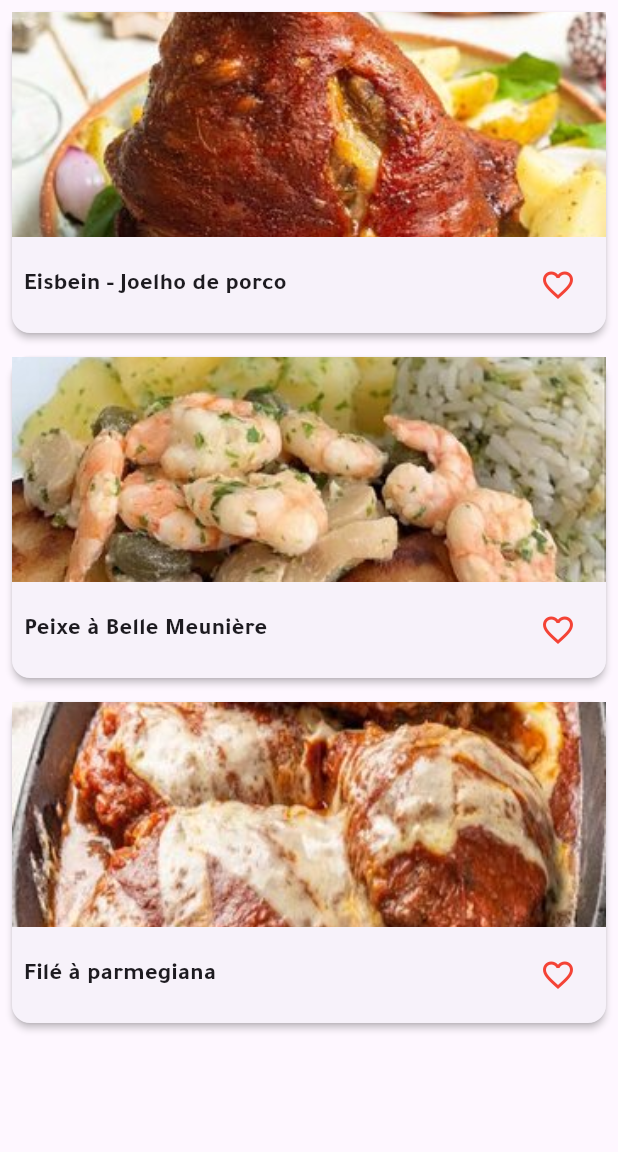
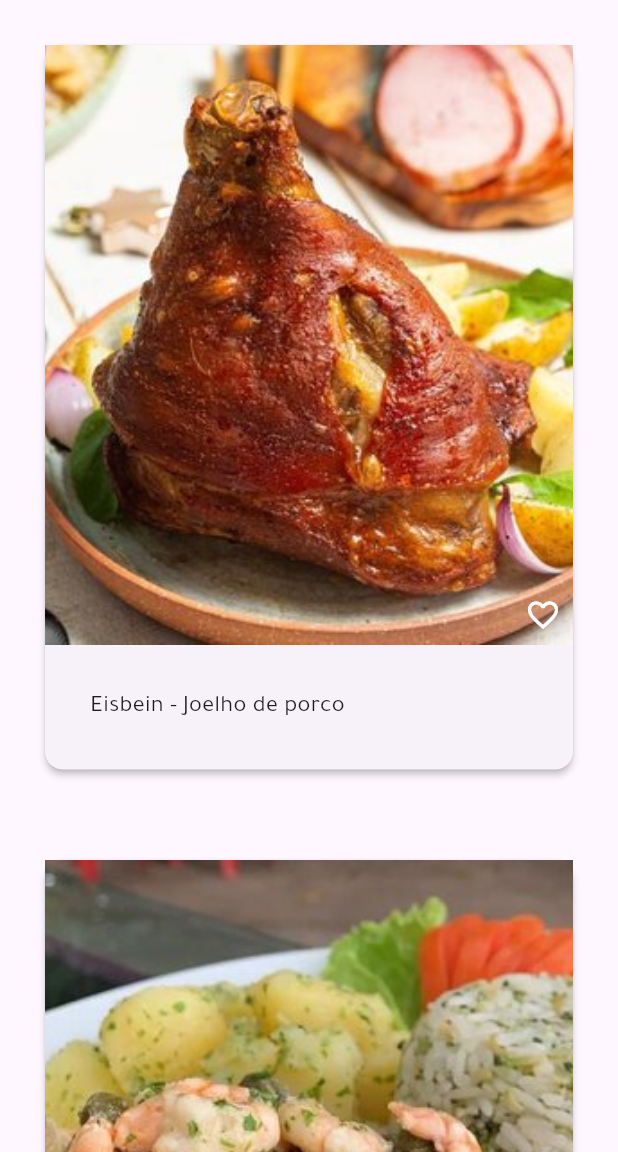
Before and after one commit to GustaPeruci/PAC---IV, a Flutter app: the screen it shows after launch, after a tap on "Entrar", on a phone screen of 412 x 824 dp, the part 84-1236 px from its top. Run offline on Flutter 3.47's test engine with Material 2 defaults, Android fonts, the phone set to English and light mode, and no system bars.

Commit message:
fix: ajustes na tela home
- Feita algumas alterações na tela home reorganizando os widgets e trabalhando com as cores
- Renomeada as variável de cores para ficar no padrão desse projeto

```diff
--- a/snackbook/lib/pages/home.dart
+++ b/snackbook/lib/pages/home.dart
@@ -1,5 +1,4 @@
 import 'package:flutter/material.dart';
-
 import '../colors.dart';
 
 class HomePage extends StatelessWidget {
@@ -29,7 +28,7 @@ class HomePage extends StatelessWidget {
       appBar: AppBar(
         title: Text('Snackbook'),
         centerTitle: true,
-        backgroundColor: kShrineGreen900,
+        backgroundColor: kSbGreen900,
         leading: IconButton(
           icon: Icon(Icons.list),
           onPressed: () {},
@@ -47,34 +46,35 @@ class HomePage extends StatelessWidget {
           final item = feedItems[index];
           return Card(
             elevation: 2.0,
-            margin: EdgeInsets.all(8.0),
+            margin: EdgeInsets.all(30.0),
             child: Column(
               children: [
-                Image.asset(
-                  item.image,
-                  width: double.infinity,
-                  height: 150.0,
-                  fit: BoxFit.cover,
+                Stack(
+                  children: [
+                    Image.asset(
+                      item.image,
+                      width: double.infinity,
+                      height: 400.0,
+                      fit: BoxFit.cover,
+                    ),
+                    Positioned(
+                      bottom: 8,
+                      right: 8,
+                      child: Icon(
+                        Icons.favorite_border,
+                        color: Colors.white,
+                      ),
+                    ),
+                  ],
                 ),
                 Padding(
-                  padding: const EdgeInsets.all(8.0),
+                  padding: const EdgeInsets.all(30.0),
                   child: Row(
                     mainAxisAlignment: MainAxisAlignment.spaceBetween,
                     children: [
                       Text(
                         item.title,
-                        style: TextStyle(
-                          fontSize: 16.0,
-                          fontWeight: FontWeight.bold,
-                        ),
-                      ),
-                      IconButton(
-                        icon: Icon(
-                          Icons.favorite_border,
-                          color: Colors.red,
-                          size: 24.0,
-                        ),
-                        onPressed: () {},
+                        style: TextStyle(fontSize: 16.0),
                       ),
                     ],
                   ),
--- a/snackbook/lib/pages/login.dart
+++ b/snackbook/lib/pages/login.dart
@@ -29,12 +29,12 @@ class LoginPageState extends State<LoginPage> {
                 TextField(
                   decoration: InputDecoration(
                     labelText: 'Nome de Usuário',
-                    labelStyle: TextStyle(color: kShrineGreen900),
+                    labelStyle: TextStyle(color: kSbGreen900),
                     focusedBorder: OutlineInputBorder(
-                      borderSide: BorderSide(color: kShrineGreen900),
+                      borderSide: BorderSide(color: kSbGreen900),
                     ),
                     enabledBorder: OutlineInputBorder(
-                      borderSide: BorderSide(color: kShrineGreen400),
+                      borderSide: BorderSide(color: kSbGreen400),
                     ),
                     border: OutlineInputBorder(
                       borderRadius: BorderRadius.circular(10.0),
@@ -45,12 +45,12 @@ class LoginPageState extends State<LoginPage> {
                 TextField(
                   decoration: InputDecoration(
                     labelText: 'Senha',
-                    labelStyle: TextStyle(color: kShrineGreen900),
+                    labelStyle: TextStyle(color: kSbGreen900),
                     focusedBorder: OutlineInputBorder(
-                      borderSide: BorderSide(color: kShrineGreen900),
+                      borderSide: BorderSide(color: kSbGreen900),
                     ),
                     enabledBorder: OutlineInputBorder(
-                      borderSide: BorderSide(color: kShrineGreen400),
+                      borderSide: BorderSide(color: kSbGreen400),
                     ),
                     border: OutlineInputBorder(
                       borderRadius: BorderRadius.circular(10.0),
@@ -66,15 +66,16 @@ class LoginPageState extends State<LoginPage> {
                       onPressed: () {
                         Navigator.of(context).pushReplacementNamed('/');
                       },
-                      child: const Text('Entrar',
-                        style: TextStyle(color: kShrineGreen50),
+                      child: const Text(
+                        'Entrar',
+                        style: TextStyle(color: kSbGreen50),
                       ),
                       style: ElevatedButton.styleFrom(
                         elevation: 8.0,
                         shape: const RoundedRectangleBorder(
                           borderRadius: BorderRadius.all(Radius.circular(20.0)),
                         ),
-                        backgroundColor: kShrineGreen900,
+                        backgroundColor: kSbGreen900,
                       ),
                     ),
                     SizedBox(
@@ -84,15 +85,16 @@ class LoginPageState extends State<LoginPage> {
                       onPressed: () {
                         Navigator.of(context).pushNamed('/signup');
                       },
-                      child: const Text('Criar Conta',
-                        style: TextStyle(color: kShrineGreen50),
+                      child: const Text(
+                        'Criar Conta',
+                        style: TextStyle(color: kSbGreen50),
                       ),
                       style: ElevatedButton.styleFrom(
                         elevation: 8.0,
                         shape: const RoundedRectangleBorder(
                           borderRadius: BorderRadius.all(Radius.circular(20.0)),
                         ),
-                        backgroundColor: kShrineGreen900,
+                        backgroundColor: kSbGreen900,
                       ),
                     ),
                   ],
```
Also changed, not shown: snackbook/lib/colors.dart (+5 -5 lines), snackbook/lib/pages/signup.dart (+19 -19 lines).
